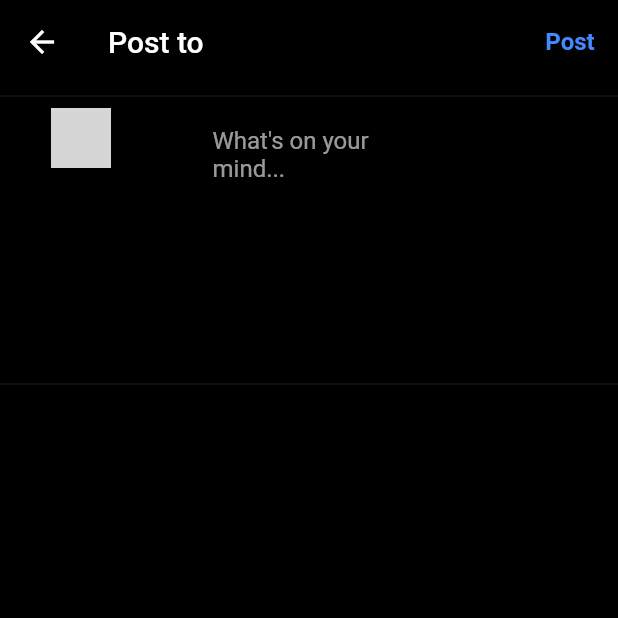
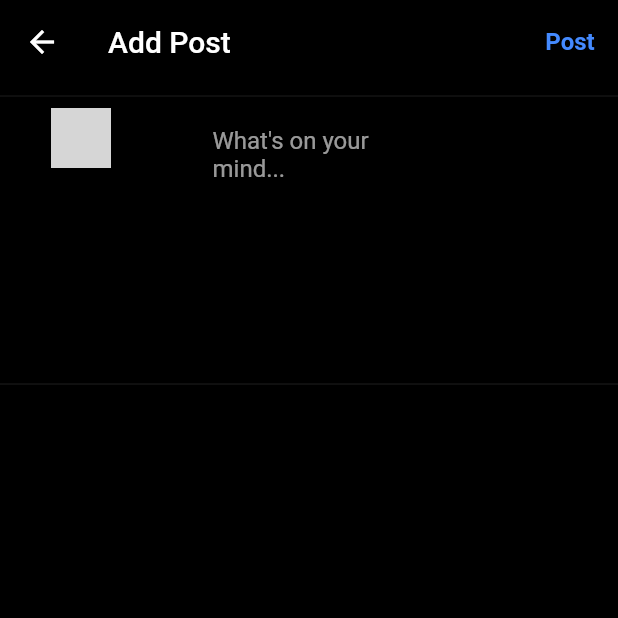
Before and after one commit to AmanuelFeyissa/Wellness-Ethiopia, a Flutter app: the screen it shows once a user with an empty profile is signed in, item 3 of the bottom bar chosen, after a tap on "Post", on a phone screen of 412 x 824 dp, the top half of it. Run offline on Flutter 3.47's test engine with Material 2 defaults, Android fonts, the phone set to English and light mode, and no system bars; our stand-ins replace cloud_firestore, file_picker, firebase_auth, firebase_core, firebase_storage, flutter_chat_types and 5 more; accounts and stored records are empty; network calls fail; grey boxes are pictures that could not be loaded.

Commit message:
som routing and app bar

```diff
--- a/wellness_ethiopia/lib/screens/add_post_screen.dart
+++ b/wellness_ethiopia/lib/screens/add_post_screen.dart
@@ -85,7 +85,11 @@ class _AddPostScreenState extends State<AddPostScreen> {
           context,
           'Posted!',
         );
-        clearImage();
+        setState(() async {
+          _descriptionController.text = "";
+          //Navigator.pop(context);
+        });
+        //clearImage();
       } else {
         showSnackBar(context, res);
       }
@@ -103,7 +107,7 @@ class _AddPostScreenState extends State<AddPostScreen> {
   void clearImage() {
     setState(() {
       // TODO Go back to home
-      // _file = null;
+      _file = null;
     });
   }
 
@@ -131,10 +135,13 @@ class _AddPostScreenState extends State<AddPostScreen> {
         backgroundColor: mobileBackgroundColor,
         leading: IconButton(
           icon: const Icon(Icons.arrow_back),
-          onPressed: clearImage,
+          onPressed: () async {
+            // Navigator.pop(context);
+            //TODO routing the back
+          },
         ),
         title: const Text(
-          'Post to',
+          'Add Post',
         ),
         centerTitle: false,
         actions: <Widget>[
--- a/wellness_ethiopia/lib/screens/feed_screen.dart
+++ b/wellness_ethiopia/lib/screens/feed_screen.dart
@@ -26,10 +26,8 @@ class _FeedScreenState extends State<FeedScreen> {
           : AppBar(
               backgroundColor: mobileBackgroundColor,
               centerTitle: false,
-              title: SvgPicture.asset(
-                'assets/ic_instagram.svg',
-                color: primaryColor,
-                height: 32,
+              title: const Text(
+                'Wellness Ethiopia',
               ),
               actions: [
                 IconButton(
```
